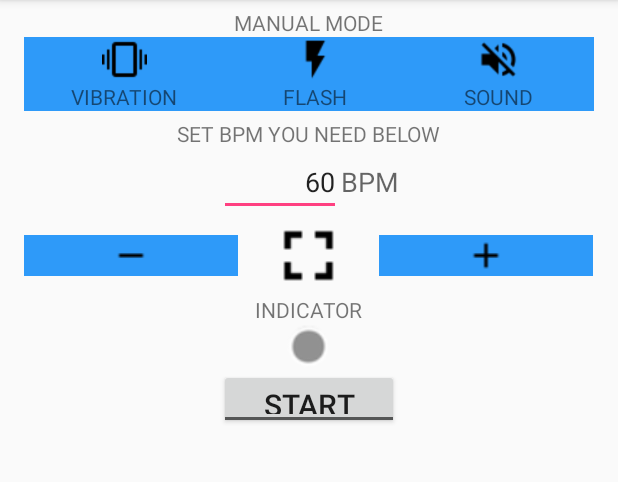
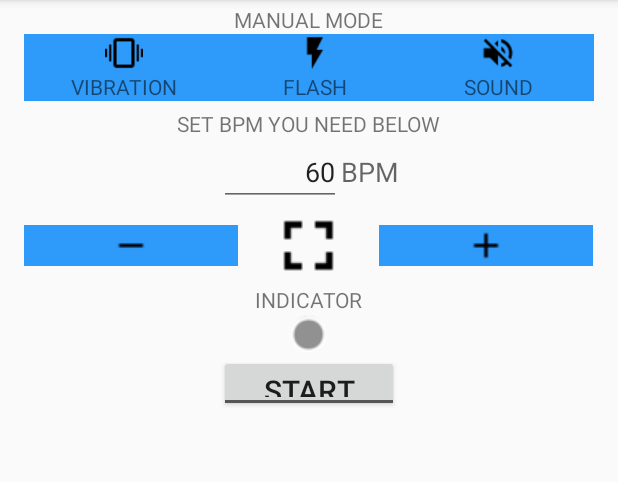
Before and after one commit to VitaliyLytvyn/Metronome, an Android app: the screen it shows after launch (MainActivity), on a phone screen of 412 x 824 dp, the part 84-566 px from its top. Run offline under Robolectric (Android 15) with nearby library versions, the phone set to English and light mode, and no system bars; 1 statement that could not run was skipped.

Commit message:
add scroll to layout, reduce indication time

```diff
--- a/app/src/main/java/com/skyver/metronome/MVP.java
+++ b/app/src/main/java/com/skyver/metronome/MVP.java
@@ -31,8 +31,8 @@ public interface MVP {
 
     /**
      * This interface defines the minimum public API provided by the
-     * WeatherPresenter class in the Presenter layer to the
-     * DownloadWeathersActivity in the View layer.  It extends the
+     * PresenterMetronome class in the Presenter layer to the
+     * MainActivity in the View layer.  It extends the
      * PresenterOps interface, which is instantiated by the
      * MVP.RequiredViewOps interface used to define the parameter
      * that's passed to the onConfigurationChange() method.
--- a/app/src/main/java/com/skyver/metronome/view/MainActivity.java
+++ b/app/src/main/java/com/skyver/metronome/view/MainActivity.java
@@ -45,7 +45,7 @@ public class MainActivity
 
     //range - min and max of bpm
     private static final int MIN_BPM = 10;
-    private static final int MAX_BPM = 300;
+    private static final int MAX_BPM = 240;
     public static final int DEFAULT_BPM = 60;
 
     public static final String BTN_VIBRO = "vibro_button";
@@ -353,7 +353,7 @@ public class MainActivity
             public void run() {
                 indicator.setImageResource(R.drawable.presence_invisible);
             }
-        }, 200);
+        }, 150);
     }
 
     @Override
--- a/app/src/main/res/layout/content_main.xml
+++ b/app/src/main/res/layout/content_main.xml
@@ -4,13 +4,19 @@
     xmlns:tools="http://schemas.android.com/tools"
     android:layout_width="match_parent"
     android:layout_height="match_parent"
-    android:paddingBottom="0dp"
     android:paddingLeft="@dimen/activity_horizontal_margin"
     android:paddingRight="@dimen/activity_horizontal_margin"
     app:layout_behavior="@string/appbar_scrolling_view_behavior"
     tools:context=".view.MainActivity"
     tools:showIn="@layout/activity_main"
-    android:paddingTop="5dp">
+    android:paddingTop="3dp">
+
+    <ScrollView
+        xmlns:android="http://schemas.android.com/apk/res/android"
+        android:layout_width="fill_parent"
+        android:layout_height="fill_parent"
+        android:fillViewport="true"> <!--IMPORTANT otherwise backgrnd img. will not fill the whole screen -->
+
 
     <LinearLayout
         android:orientation="vertical"
@@ -54,8 +60,8 @@
                 android:gravity="center">
 
                 <ToggleButton
-                    android:layout_width="30dp"
-                    android:layout_height="30dp"
+                    android:layout_width="25dp"
+                    android:layout_height="25dp"
                     android:id="@+id/buttonVibro"
                     android:background="@drawable/btn_vibro_sel"
                     android:textOn=""
@@ -82,8 +88,8 @@
                 android:gravity="center">
 
                 <ToggleButton
-                    android:layout_width="30dp"
-                    android:layout_height="30dp"
+                    android:layout_width="25dp"
+                    android:layout_height="25dp"
                     android:id="@+id/buttonFlash"
                     android:background="@drawable/btn_flash_sel"
                     android:textOn=""
@@ -108,8 +114,8 @@
                 android:gravity="center">
 
                 <ToggleButton
-                    android:layout_width="30dp"
-                    android:layout_height="30dp"
+                    android:layout_width="25dp"
+                    android:layout_height="25dp"
                     android:id="@+id/buttonSound"
                     android:background="@drawable/btn_sound_sel"
                     android:textOn=""
@@ -229,8 +235,8 @@
                 android:id="@+id/textView5" />
 
             <ImageView
-                android:layout_width="30dp"
-                android:layout_height="30dp"
+                android:layout_width="27dp"
+                android:layout_height="27dp"
                 android:id="@+id/indicatorView"
                 android:src="@drawable/presence_invisible"
                 android:adjustViewBounds="false" />
@@ -244,7 +250,7 @@
 
             <ToggleButton
                 android:layout_width="120dp"
-                android:layout_height="40dp"
+                android:layout_height="38dp"
                 android:text="New ToggleButton"
                 android:id="@+id/buttonStartStop"
                 android:textSize="20sp"
@@ -256,4 +262,6 @@
 
     </LinearLayout>
 
+    </ScrollView>
+
 </RelativeLayout>
--- a/build.gradle
+++ b/build.gradle
@@ -5,7 +5,7 @@ buildscript {
         jcenter()
     }
     dependencies {
-        classpath 'com.android.tools.build:gradle:1.5.0'
+        classpath 'com.android.tools.build:gradle:2.1.0-beta1'
 
         // NOTE: Do not place your application dependencies here; they belong
         // in the individual module build.gradle files
```
Also changed, not shown: gradle/wrapper/gradle-wrapper.properties, 1 other file.
